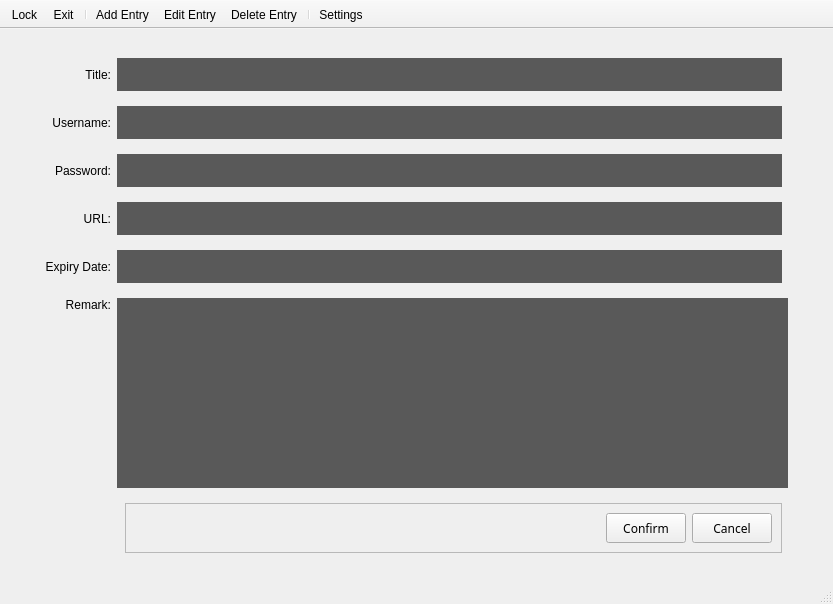
Old version of the form password_manager.ui in the repository Quinz7339/CIPM.
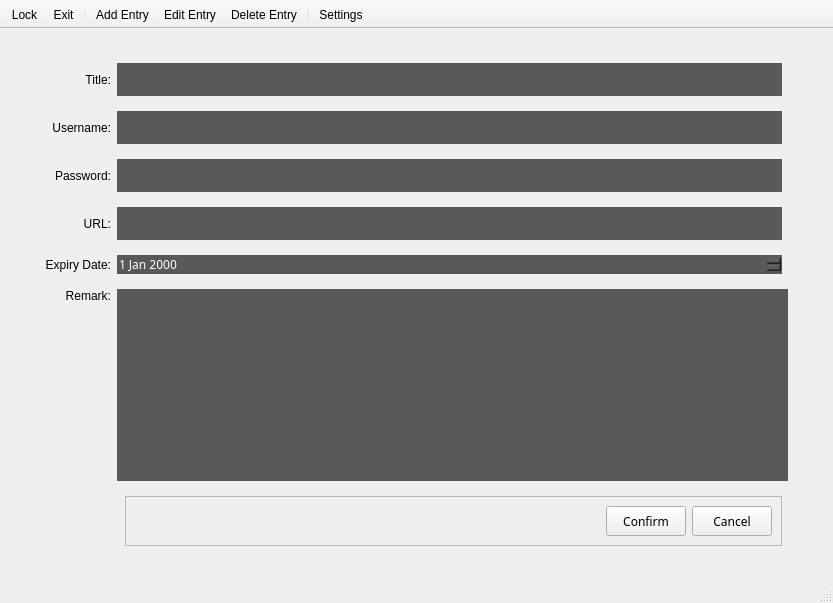
New version of the form. The open tabs and pages were chosen to show the change. Icons and pictures are not drawn.

Commit message: completed credential edit

```diff
--- a/password_manager.ui
+++ b/password_manager.ui
@@ -7,7 +7,7 @@
     <x>0</x>
     <y>0</y>
     <width>833</width>
-    <height>604</height>
+    <height>603</height>
    </rect>
   </property>
   <property name="windowTitle">
@@ -489,56 +489,6 @@
           <property name="verticalSpacing">
            <number>15</number>
           </property>
-          <item row="1" column="2">
-           <widget class="QLineEdit" name="lineEdit_Username">
-            <property name="font">
-             <font>
-              <pointsize>20</pointsize>
-             </font>
-            </property>
-            <property name="styleSheet">
-             <string notr="true">background-color: #595959; 
-color: #FFFFFF;
-border: 1px #7F7F7F;
-</string>
-            </property>
-           </widget>
-          </item>
-          <item row="0" column="2">
-           <widget class="QLineEdit" name="lineEdit_Title">
-            <property name="font">
-             <font>
-              <pointsize>20</pointsize>
-             </font>
-            </property>
-            <property name="styleSheet">
-             <string notr="true">background-color: #595959; 
-color: #FFFFFF;
-border: 1px #7F7F7F;
-</string>
-            </property>
-           </widget>
-          </item>
-          <item row="2" column="1">
-           <widget class="QLabel" name="label_3">
-            <property name="text">
-             <string>Password:</string>
-            </property>
-            <property name="alignment">
-             <set>Qt::AlignRight|Qt::AlignTrailing|Qt::AlignVCenter</set>
-            </property>
-           </widget>
-          </item>
-          <item row="0" column="1">
-           <widget class="QLabel" name="label_2">
-            <property name="text">
-             <string>Title:</string>
-            </property>
-            <property name="alignment">
-             <set>Qt::AlignRight|Qt::AlignTrailing|Qt::AlignVCenter</set>
-            </property>
-           </widget>
-          </item>
           <item row="3" column="1">
            <widget class="QLabel" name="label_7">
             <property name="text">
@@ -549,8 +499,18 @@
             </property>
            </widget>
           </item>
-          <item row="3" column="2">
-           <widget class="QLineEdit" name="lineEdit_URL">
+          <item row="2" column="1">
+           <widget class="QLabel" name="label_3">
+            <property name="text">
+             <string>Password:</string>
+            </property>
+            <property name="alignment">
+             <set>Qt::AlignRight|Qt::AlignTrailing|Qt::AlignVCenter</set>
+            </property>
+           </widget>
+          </item>
+          <item row="0" column="4">
+           <widget class="QLineEdit" name="lineEdit_Title">
             <property name="font">
              <font>
               <pointsize>20</pointsize>
@@ -564,23 +524,6 @@
             </property>
            </widget>
           </item>
-          <item row="5" column="2" colspan="2">
-           <widget class="QTextEdit" name="textEdit_Remark">
-            <property name="sizePolicy">
-             <sizepolicy hsizetype="Minimum" vsizetype="Maximum">
-              <horstretch>0</horstretch>
-              <verstretch>0</verstretch>
-             </sizepolicy>
-            </property>
-            <property name="styleSheet">
-             <string notr="true">background-color: #595959; 
-color: #FFFFFF;
-border: 1px #7F7F7F;
-font-size: 18px;
-</string>
-            </property>
-           </widget>
-          </item>
           <item row="1" column="1">
            <widget class="QLabel" name="label_4">
             <property name="text">
@@ -591,7 +534,76 @@
             </property>
            </widget>
           </item>
-          <item row="6" column="2">
+          <item row="4" column="1">
+           <widget class="QLabel" name="label_5">
+            <property name="text">
+             <string>Expiry Date:</string>
+            </property>
+            <property name="alignment">
+             <set>Qt::AlignRight|Qt::AlignTrailing|Qt::AlignVCenter</set>
+            </property>
+           </widget>
+          </item>
+          <item row="1" column="4">
+           <widget class="QLineEdit" name="lineEdit_Username">
+            <property name="font">
+             <font>
+              <pointsize>20</pointsize>
+             </font>
+            </property>
+            <property name="styleSheet">
+             <string notr="true">background-color: #595959; 
+color: #FFFFFF;
+border: 1px #7F7F7F;
+</string>
+            </property>
+           </widget>
+          </item>
+          <item row="2" column="4">
+           <widget class="QLineEdit" name="lineEdit_Password">
+            <property name="font">
+             <font>
+              <pointsize>20</pointsize>
+             </font>
+            </property>
+            <property name="styleSheet">
+             <string notr="true">background-color: #595959; 
+color: #FFFFFF;
+border: 1px #7F7F7F;
+
+</string>
+            </property>
+            <property name="echoMode">
+             <enum>QLineEdit::Password</enum>
+            </property>
+           </widget>
+          </item>
+          <item row="3" column="4">
+           <widget class="QLineEdit" name="lineEdit_URL">
+            <property name="font">
+             <font>
+              <pointsize>20</pointsize>
+             </font>
+            </property>
+            <property name="styleSheet">
+             <string notr="true">background-color: #595959; 
+color: #FFFFFF;
+border: 1px #7F7F7F;
+</string>
+            </property>
+           </widget>
+          </item>
+          <item row="5" column="1">
+           <widget class="QLabel" name="label_6">
+            <property name="text">
+             <string>Remark:</string>
+            </property>
+            <property name="alignment">
+             <set>Qt::AlignRight|Qt::AlignTop|Qt::AlignTrailing</set>
+            </property>
+           </widget>
+          </item>
+          <item row="6" column="4">
            <widget class="QFrame" name="frame">
             <property name="sizePolicy">
              <sizepolicy hsizetype="Fixed" vsizetype="Fixed">
@@ -675,60 +687,54 @@
             </layout>
            </widget>
           </item>
-          <item row="4" column="2">
-           <widget class="QLineEdit" name="lineEdit_dateExp">
-            <property name="font">
-             <font>
-              <pointsize>20</pointsize>
-             </font>
-            </property>
-            <property name="styleSheet">
-             <string notr="true">background-color: #595959; 
-color: #FFFFFF;
-border: 1px #7F7F7F
-</string>
-            </property>
-           </widget>
-          </item>
-          <item row="5" column="1">
-           <widget class="QLabel" name="label_6">
+          <item row="0" column="1">
+           <widget class="QLabel" name="label_2">
             <property name="text">
-             <string>Remark:</string>
-            </property>
-            <property name="alignment">
-             <set>Qt::AlignRight|Qt::AlignTop|Qt::AlignTrailing</set>
-            </property>
-           </widget>
-          </item>
-          <item row="2" column="2">
-           <widget class="QLineEdit" name="lineEdit_Password">
-            <property name="font">
-             <font>
-              <pointsize>20</pointsize>
-             </font>
-            </property>
-            <property name="styleSheet">
-             <string notr="true">background-color: #595959; 
-color: #FFFFFF;
-border: 1px #7F7F7F;
-
-</string>
-            </property>
-            <property name="echoMode">
-             <enum>QLineEdit::Password</enum>
-            </property>
-           </widget>
-          </item>
-          <item row="4" column="1">
-           <widget class="QLabel" name="label_5">
-            <property name="text">
-             <string>Expiry Date:</string>
+             <string>Title:</string>
             </property>
             <property name="alignment">
              <set>Qt::AlignRight|Qt::AlignTrailing|Qt::AlignVCenter</set>
             </property>
            </widget>
           </item>
+          <item row="5" column="4" colspan="2">
+           <widget class="QTextEdit" name="textEdit_Remark">
+            <property name="sizePolicy">
+             <sizepolicy hsizetype="Minimum" vsizetype="Maximum">
+              <horstretch>0</horstretch>
+              <verstretch>0</verstretch>
+             </sizepolicy>
+            </property>
+            <property name="styleSheet">
+             <string notr="true">background-color: #595959; 
+color: #FFFFFF;
+border: 1px #7F7F7F;
+font-size: 18px;
+</string>
+            </property>
+           </widget>
+          </item>
+          <item row="4" column="4">
+           <widget class="QDateEdit" name="dateEdit_dateExp">
+            <property name="font">
+             <font>
+              <family>HYWenHei</family>
+             </font>
+            </property>
+            <property name="styleSheet">
+             <string notr="true">background-color: #595959; 
+color: #FFFFFF;
+border: 1px #7F7F7F;
+</string>
+            </property>
+            <property name="currentSection">
+             <enum>QDateTimeEdit::DaySection</enum>
+            </property>
+            <property name="timeSpec">
+             <enum>Qt::LocalTime</enum>
+            </property>
+           </widget>
+          </item>
          </layout>
         </item>
        </layout>
```
Left out of the diff: 26 changed lines with no effect on the pictures. The commit also changes 3 other files.
